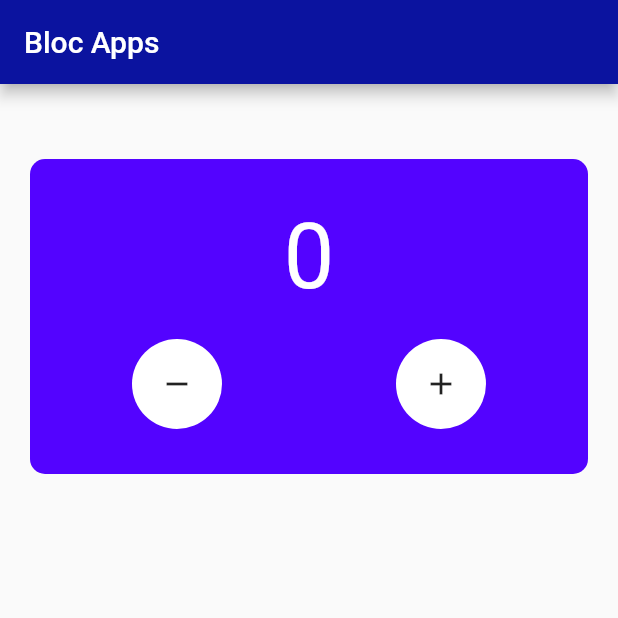
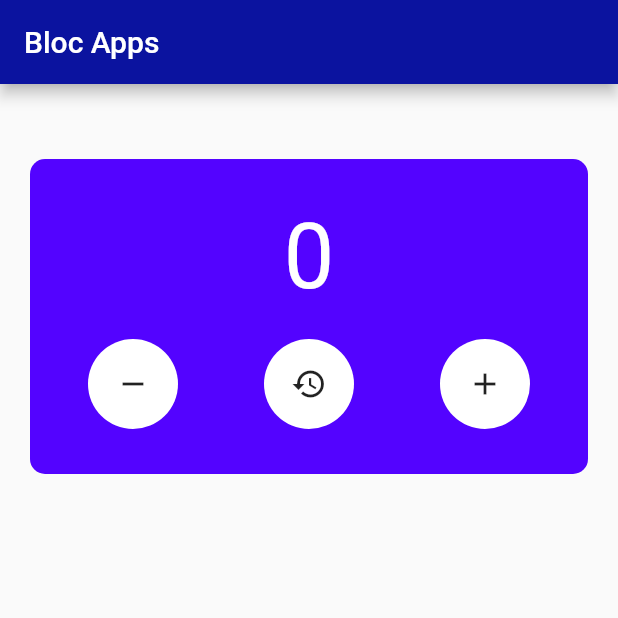
Before and after one commit to al-chakim/Belajar-Bloc-State, a Flutter app: the screen it shows after launch, on a phone screen of 412 x 824 dp, the top half of it. Run offline on Flutter 3.47's test engine with Material 2 defaults, Android fonts, the phone set to English and light mode, and no system bars; our stand-ins replace bloc, flutter_bloc.

Commit message:
nikin tombol reset

```diff
--- a/lib/bloc/counter.dart
+++ b/lib/bloc/counter.dart
@@ -6,6 +6,8 @@ class Nge extends Cubit<int> {
   int init;
 
   void increm() => emit(state + 1);
+
+  void reset() => emit(0);
 
   void decrem() => emit(state - 1);
 
--- a/lib/pages/home.dart
+++ b/lib/pages/home.dart
@@ -9,26 +9,33 @@ class Home extends StatelessWidget {
   Widget build(BuildContext context) {
     return Scaffold(
       appBar: AppBar(
-        title: Text('Bloc Apps'),
-        backgroundColor: Color.fromARGB(255, 11, 19, 159),
+        title: const Text('Bloc Apps'),
+        backgroundColor: const Color.fromARGB(255, 11, 19, 159),
       ),
       body: SafeArea(
           child: ListView(
         children: [
           Container(
-            margin: EdgeInsets.symmetric(horizontal: 20, vertical: 50),
-            padding: EdgeInsets.symmetric(horizontal: 10, vertical: 30),
+            margin: const EdgeInsets.symmetric(horizontal: 20, vertical: 50),
+            padding: const EdgeInsets.symmetric(horizontal: 10, vertical: 30),
             decoration: BoxDecoration(
-                color: Color.fromARGB(255, 83, 3, 255),
+                color: const Color.fromARGB(255, 83, 3, 255),
                 borderRadius: BorderRadius.circular(10)),
             child: Column(
               children: [
                 BlocBuilder<Nge, int>(
                   bloc: tot,
+                  // buildWhen: (previous, current) {
+                  //   if (current % 2 == 0) {
+                  //     return true;
+                  //   } else {
+                  //     return false;
+                  //   }
+                  // },
                   builder: (context, state) {
                     return Text(
                       '$state',
-                      style: TextStyle(fontSize: 60, color: Colors.white),
+                      style: const TextStyle(fontSize: 60, color: Colors.white),
                     );
                   },
                 ),
@@ -42,7 +49,7 @@ class Home extends StatelessWidget {
                 //     );
                 //   },
                 // ),
-                SizedBox(
+                const SizedBox(
                   height: 20,
                 ),
                 Row(
@@ -58,7 +65,19 @@ class Home extends StatelessWidget {
                           onPressed: () {
                             tot.decrem();
                           },
-                          icon: Icon(Icons.remove)),
+                          icon: const Icon(Icons.remove)),
+                    ),
+                    Container(
+                      height: 60,
+                      width: 60,
+                      decoration: BoxDecoration(
+                          color: Colors.white,
+                          borderRadius: BorderRadius.circular(50)),
+                      child: IconButton(
+                          onPressed: () {
+                            tot.reset();
+                          },
+                          icon: const Icon(Icons.restore)),
                     ),
                     Container(
                       height: 60,
@@ -70,7 +89,7 @@ class Home extends StatelessWidget {
                           onPressed: () {
                             tot.increm();
                           },
-                          icon: Icon(Icons.add)),
+                          icon: const Icon(Icons.add)),
                     ),
                   ],
                 )
```
